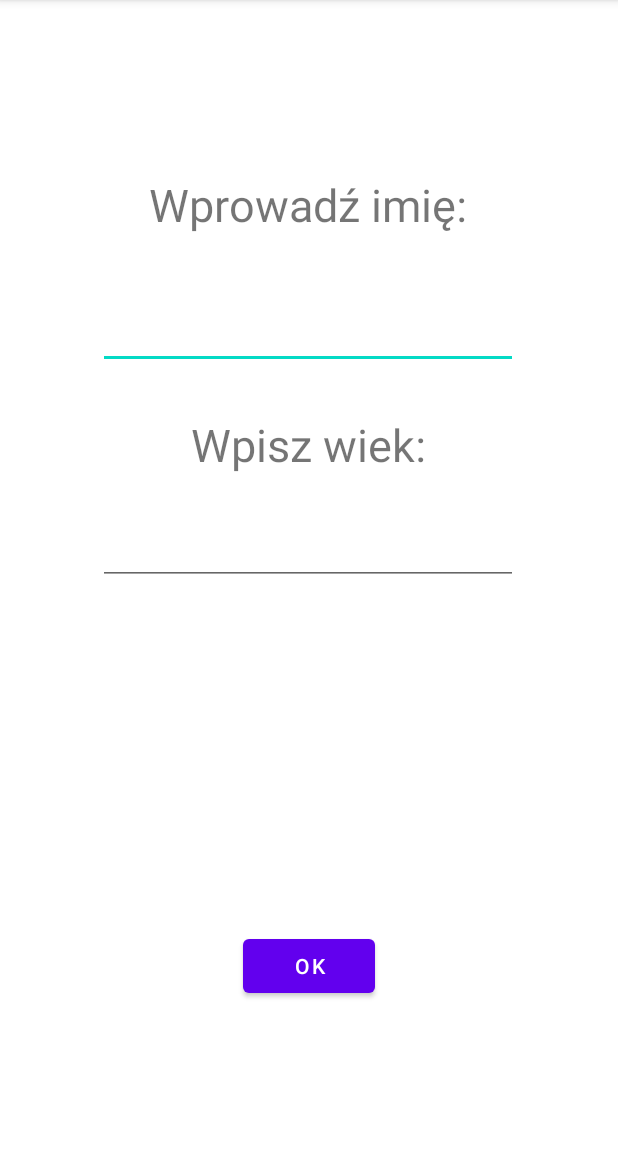
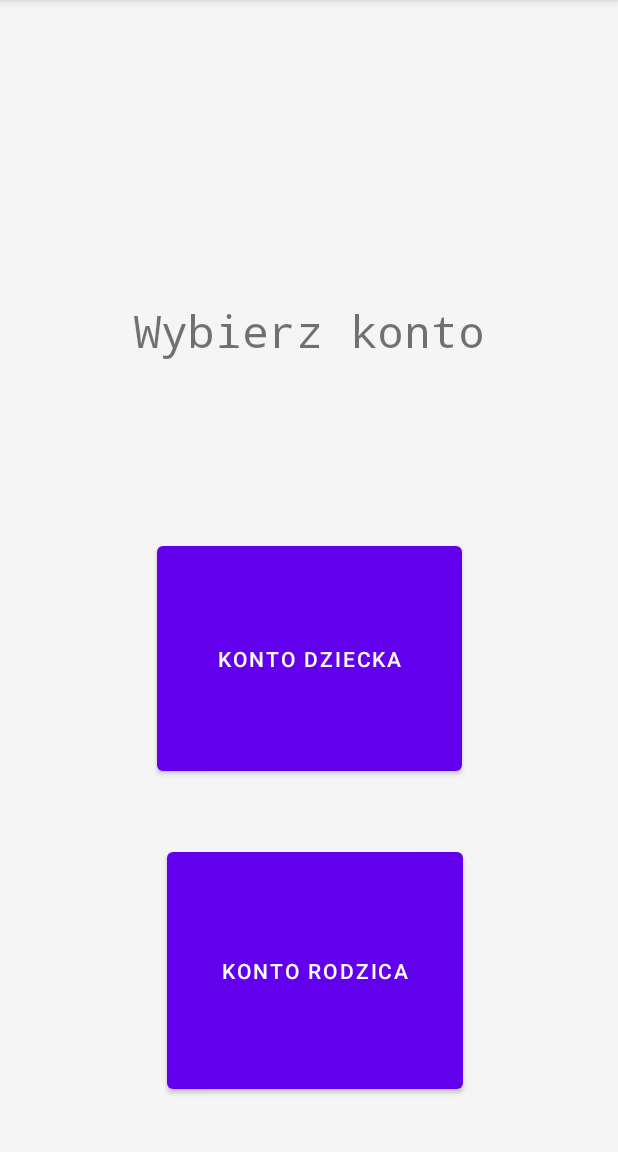
Before and after one commit to lucyna-k/aplikacja_zeby, an Android app: the screen it shows after launch (WprowadzanieDanych before the commit, WyborKonta after it), after a tap on "DALEJ", on a phone screen of 412 x 824 dp, the part 84-1236 px from its top. Run offline under Robolectric (Android 15) with nearby library versions, the phone set to English and light mode, and no system bars.

Commit message:
Konto rodzica

```diff
--- a/app/src/main/AndroidManifest.xml
+++ b/app/src/main/AndroidManifest.xml
@@ -23,6 +23,9 @@
         <activity android:name=".WyborOpcji" />
         <activity android:name=".WyborAwatara" />
         <activity android:name=".WprowadzanieDanych" />
+        <activity android:name=".WyborKonta" />
+        <activity android:name=".KontoRodzica" />
+        <activity android:name=".WprowadzanieTerminu" />
         <activity android:name=".MainActivity">
             <intent-filter>
                 <action android:name="android.intent.action.MAIN" />
--- a/app/src/main/java/com/example/czystezbki/MainActivity.kt
+++ b/app/src/main/java/com/example/czystezbki/MainActivity.kt
@@ -20,15 +20,15 @@ class MainActivity : AppCompatActivity() {
 
         dalej?.setOnClickListener(object : View.OnClickListener{
                 override fun onClick(v: View?){
-                    akt_WprDanych()
+                    aktywuj_WyborKonta()
                 }
         })
 
     }
-    private fun akt_WprDanych(){
-        val intent= Intent(this,WprowadzanieDanych::class.java)
+
+    private fun aktywuj_WyborKonta() {
+        val intent= Intent(this,WyborKonta::class.java)
         startActivity(intent)
-
     }
 
 
--- a/app/src/main/java/com/example/czystezbki/TerminWizyty.kt
+++ b/app/src/main/java/com/example/czystezbki/TerminWizyty.kt
@@ -5,6 +5,7 @@ import androidx.appcompat.app.AppCompatActivity
 import android.os.Bundle
 import android.view.View
 import android.widget.Button
+import android.widget.TextView
 
 private var powrot: Button?=null
 
@@ -12,6 +13,9 @@ class TerminWizyty : AppCompatActivity() {
     override fun onCreate(savedInstanceState: Bundle?) {
         super.onCreate(savedInstanceState)
         setContentView(R.layout.activity_termin_wizyty)
+
+        val termin: TextView = findViewById(R.id.editTextDate)
+        termin.text = BazaDzieci.wybraneDziecko().termin
 
         powrot=findViewById(R.id.btnBack)
         powrot?.setOnClickListener(object : View.OnClickListener{
--- /dev/null
+++ b/app/src/main/java/com/example/czystezbki/WyborKonta.kt
@@ -0,0 +1,48 @@
+package com.example.czystezbki
+
+import android.content.Intent
+import androidx.appcompat.app.AppCompatActivity
+import android.os.Bundle
+import android.view.View
+import android.widget.Button
+
+class WyborKonta : AppCompatActivity() {
+
+    private var kontoRodzica: Button? = null
+    private var kontoDziecka: Button? = null
+
+    override fun onCreate(savedInstanceState: Bundle?) {
+        super.onCreate(savedInstanceState)
+        setContentView(R.layout.wybor_konta)
+
+        kontoRodzica=findViewById(R.id.ButtonRodzic)
+
+        kontoRodzica?.setOnClickListener(object : View.OnClickListener{
+                override fun onClick(v: View?){
+                    aktywuj_KontoRodzica()
+                }
+        })
+
+        kontoDziecka=findViewById(R.id.ButtonDziecko)
+
+        kontoDziecka?.setOnClickListener(object : View.OnClickListener{
+            override fun onClick(v: View?){
+                aktywuj_WyborOpcji()
+            }
+        })
+
+
+
+    }
+    private fun aktywuj_KontoRodzica(){
+        val intent= Intent(this,KontoRodzica::class.java)
+        startActivity(intent)
+    }
+
+    private fun aktywuj_WyborOpcji(){
+        val intent= Intent(this,WyborOpcji::class.java)
+        startActivity(intent)
+    }
+
+
+}
--- a/app/src/main/res/layout/activity_termin_wizyty.xml
+++ b/app/src/main/res/layout/activity_termin_wizyty.xml
@@ -18,7 +18,7 @@
         app:layout_constraintStart_toStartOf="parent"
         app:layout_constraintTop_toTopOf="parent" />
 
-    <EditText
+    <TextView
         android:id="@+id/editTextDate"
         android:layout_width="wrap_content"
         android:layout_height="wrap_content"
--- /dev/null
+++ b/app/src/main/res/layout/wybor_konta.xml
@@ -0,0 +1,44 @@
+<?xml version="1.0" encoding="utf-8"?>
+<androidx.constraintlayout.widget.ConstraintLayout xmlns:android="http://schemas.android.com/apk/res/android"
+    xmlns:app="http://schemas.android.com/apk/res-auto"
+    xmlns:tools="http://schemas.android.com/tools"
+    android:id="@+id/powitanie"
+    android:layout_width="match_parent"
+    android:layout_height="match_parent"
+    android:background="#F5F5F5"
+    tools:context=".MainActivity">
+
+    <TextView
+        android:id="@+id/TekstWitaj"
+        android:layout_width="397dp"
+        android:layout_height="114dp"
+        android:layout_marginTop="200dp"
+        android:text="Wybierz konto"
+        android:textAlignment="center"
+        android:textSize="30sp"
+        android:typeface="monospace"
+        app:layout_constraintEnd_toEndOf="parent"
+        app:layout_constraintStart_toStartOf="parent"
+        app:layout_constraintTop_toTopOf="parent" />
+
+    <Button
+        android:id="@+id/ButtonRodzic"
+        android:layout_width="197dp"
+        android:layout_height="170dp"
+        android:layout_marginBottom="36dp"
+        android:text="Konto rodzica"
+        app:layout_constraintBottom_toBottomOf="parent"
+        app:layout_constraintEnd_toEndOf="parent"
+        app:layout_constraintHorizontal_bias="0.52"
+        app:layout_constraintStart_toStartOf="parent" />
+
+    <Button
+        android:id="@+id/ButtonDziecko"
+        android:layout_width="203dp"
+        android:layout_height="162dp"
+        android:layout_marginBottom="248dp"
+        android:text="Konto dziecka"
+        app:layout_constraintBottom_toBottomOf="parent"
+        app:layout_constraintEnd_toEndOf="parent"
+        app:layout_constraintStart_toStartOf="parent" />
+</androidx.constraintlayout.widget.ConstraintLayout>
```
Also changed, not shown: app/src/main/java/com/example/czystezbki/BazaDzieci.kt (added, +13 -0 lines), app/src/main/java/com/example/czystezbki/Dziecko.kt (added, +8 -0 lines), app/src/main/java/com/example/czystezbki/KontoRodzica.kt (added, +46 -0 lines), app/src/main/java/com/example/czystezbki/WprowadzanieDanych.kt (+10 -4 lines), app/src/main/java/com/example/czystezbki/WprowadzanieTerminu.kt (added, +42 -0 lines), app/src/main/java/com/example/czystezbki/WyborAwatara.kt (+11 -7 lines), app/src/main/res/layout/activity_wprowadzanie_terminu.xml (added, +45 -0 lines), app/src/main/res/layout/activity_wybor_awatara.xml (+4 -4 lines), app/src/main/res/layout/konto_rodzica.xml (added, +62 -0 lines).
